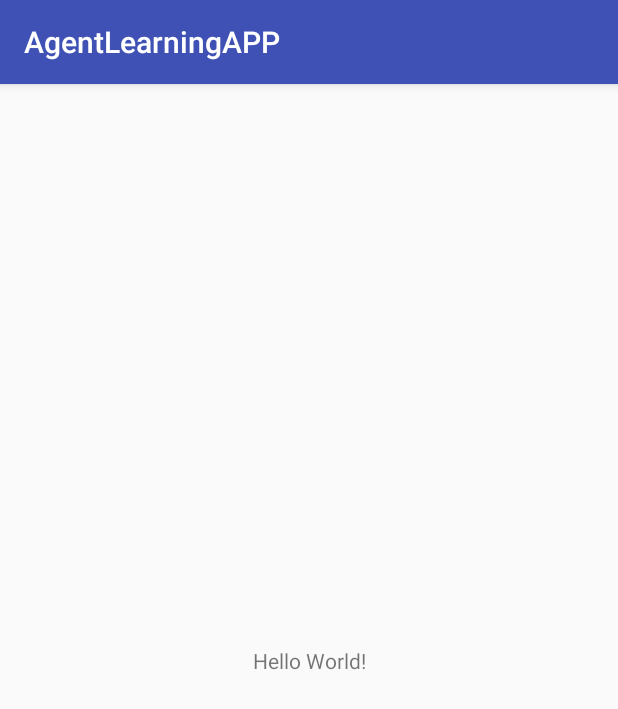
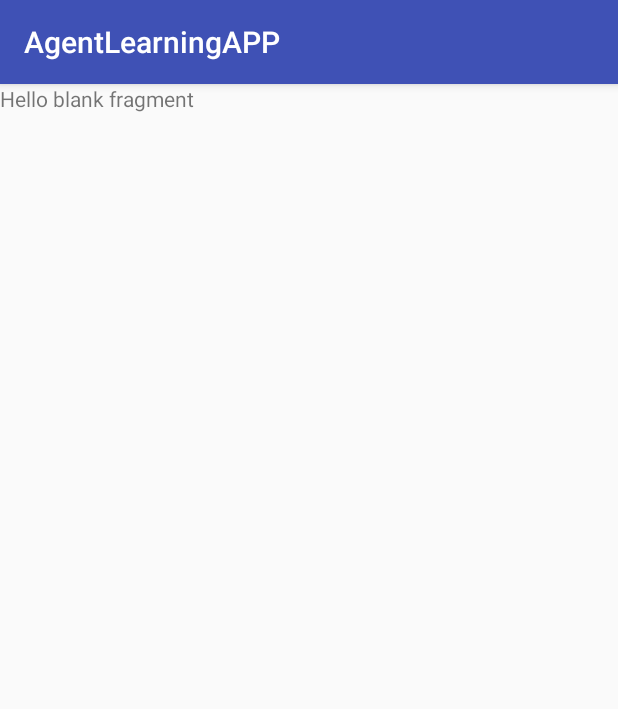
Before and after one commit to xuan1280/AgentLearningApp, an Android app: the screen it shows after launch (MainActivity), on a phone screen of 412 x 824 dp. Shown: the top 709 px of the screen. Run offline under Robolectric (Android 15) with nearby library versions, the phone set to English and light mode, and no system bars; our stand-ins replace ButterKnife.

Commit message:
init fragemnt

```diff
--- a/app/build.gradle
+++ b/app/build.gradle
@@ -22,7 +22,11 @@ dependencies {
     implementation fileTree(dir: 'libs', include: ['*.jar'])
     implementation 'com.android.support:appcompat-v7:26.1.0'
     implementation 'com.android.support.constraint:constraint-layout:1.0.2'
+    implementation 'com.android.support:support-v4:26.1.0'
     testImplementation 'junit:junit:4.12'
+
+    compile 'com.jakewharton:butterknife:8.7.0'
+    annotationProcessor 'com.jakewharton:butterknife-compiler:8.7.0'
     androidTestImplementation 'com.android.support.test:runner:1.0.1'
     androidTestImplementation 'com.android.support.test.espresso:espresso-core:3.0.1'
 }
--- a/app/src/main/java/com/ood/clean/waterball/agentlearningapp/MainActivity.java
+++ b/app/src/main/java/com/ood/clean/waterball/agentlearningapp/MainActivity.java
@@ -2,12 +2,25 @@ package com.ood.clean.waterball.agentlearningapp;
 
 import android.support.v7.app.AppCompatActivity;
 import android.os.Bundle;
+import android.widget.FrameLayout;
+
+import butterknife.BindView;
+import butterknife.ButterKnife;
 
 public class MainActivity extends AppCompatActivity {
+    @BindView(R.id.container) FrameLayout sadasdsda;
 
     @Override
     protected void onCreate(Bundle savedInstanceState) {
         super.onCreate(savedInstanceState);
         setContentView(R.layout.activity_main);
+        ButterKnife.bind(this);
+
+        TestFragment testFragment = TestFragment.getInstance("HAHA");
+        getFragmentManager()
+                .beginTransaction()
+                .replace(R.id.container, testFragment, "test")
+                .addToBackStack("test")
+                .commit();
     }
 }
--- /dev/null
+++ b/app/src/main/java/com/ood/clean/waterball/agentlearningapp/TestFragment.java
@@ -0,0 +1,80 @@
+package com.ood.clean.waterball.agentlearningapp;
+
+
+import android.app.Fragment;
+import android.content.Context;
+import android.os.Bundle;
+import android.support.annotation.Nullable;
+import android.view.LayoutInflater;
+import android.view.View;
+import android.view.ViewGroup;
+
+
+public class TestFragment extends Fragment {
+    private final static String DATA_KEY = "d1";
+    private String data;
+
+    public TestFragment(){
+        // Required empty public constructor
+    }
+
+    public static TestFragment getInstance(String data){
+        TestFragment testFragment = new TestFragment();
+        Bundle bundle = new Bundle();
+        bundle.putString(DATA_KEY, data);
+        testFragment.setArguments(bundle);
+        return testFragment;
+    }
+
+    @Override
+    public void onCreate(@Nullable Bundle savedInstanceState) {
+        super.onCreate(savedInstanceState);
+        data = getArguments().getString(DATA_KEY);
+    }
+
+    @Override
+    public View onCreateView(LayoutInflater inflater, ViewGroup container,
+                             Bundle savedInstanceState) {
+        return inflater.inflate(R.layout.fragment_test, container, false);
+    }
+
+    @Override
+    public void onActivityCreated(@Nullable Bundle savedInstanceState) {
+        super.onActivityCreated(savedInstanceState);
+    }
+
+    @Override
+    public void onAttach(Context context) {
+        super.onAttach(context);
+    }
+
+    @Override
+    public void onStart() {
+        super.onStart();
+    }
+
+    @Override
+    public void onResume() {
+        super.onResume();
+    }
+
+    @Override
+    public void onPause() {
+        super.onPause();
+    }
+
+    @Override
+    public void onStop() {
+        super.onStop();
+    }
+
+    @Override
+    public void onDestroy() {
+        super.onDestroy();
+    }
+
+    @Override
+    public void onDetach() {
+        super.onDetach();
+    }
+}
--- a/app/src/main/res/layout/activity_main.xml
+++ b/app/src/main/res/layout/activity_main.xml
@@ -6,13 +6,10 @@
     android:layout_height="match_parent"
     tools:context="com.ood.clean.waterball.agentlearningapp.MainActivity">
 
-    <TextView
+    <FrameLayout
         android:layout_width="wrap_content"
         android:layout_height="wrap_content"
-        android:text="Hello World!"
-        app:layout_constraintBottom_toBottomOf="parent"
-        app:layout_constraintLeft_toLeftOf="parent"
-        app:layout_constraintRight_toRightOf="parent"
-        app:layout_constraintTop_toTopOf="parent" />
+        android:id="@+id/container">
+    </FrameLayout>
 
 </android.support.constraint.ConstraintLayout>
--- /dev/null
+++ b/app/src/main/res/layout/fragment_test.xml
@@ -0,0 +1,14 @@
+<FrameLayout xmlns:android="http://schemas.android.com/apk/res/android"
+    xmlns:tools="http://schemas.android.com/tools"
+    android:layout_width="match_parent"
+    android:layout_height="match_parent"
+    tools:context="com.ood.clean.waterball.agentlearningapp.TestFragment">
+
+    <!-- TODO: Update blank fragment layout -->
+    <TextView
+        android:layout_width="match_parent"
+        android:layout_height="match_parent"
+        android:id="@+id/textview"
+        android:text="@string/hello_blank_fragment" />
+
+</FrameLayout>
--- a/app/src/main/res/values/strings.xml
+++ b/app/src/main/res/values/strings.xml
@@ -1,3 +1,6 @@
 <resources>
     <string name="app_name">AgentLearningAPP</string>
+
+    <!-- TODO: Remove or change this placeholder text -->
+    <string name="hello_blank_fragment">Hello blank fragment</string>
 </resources>
```
Also changed, not shown: 1 other file.
